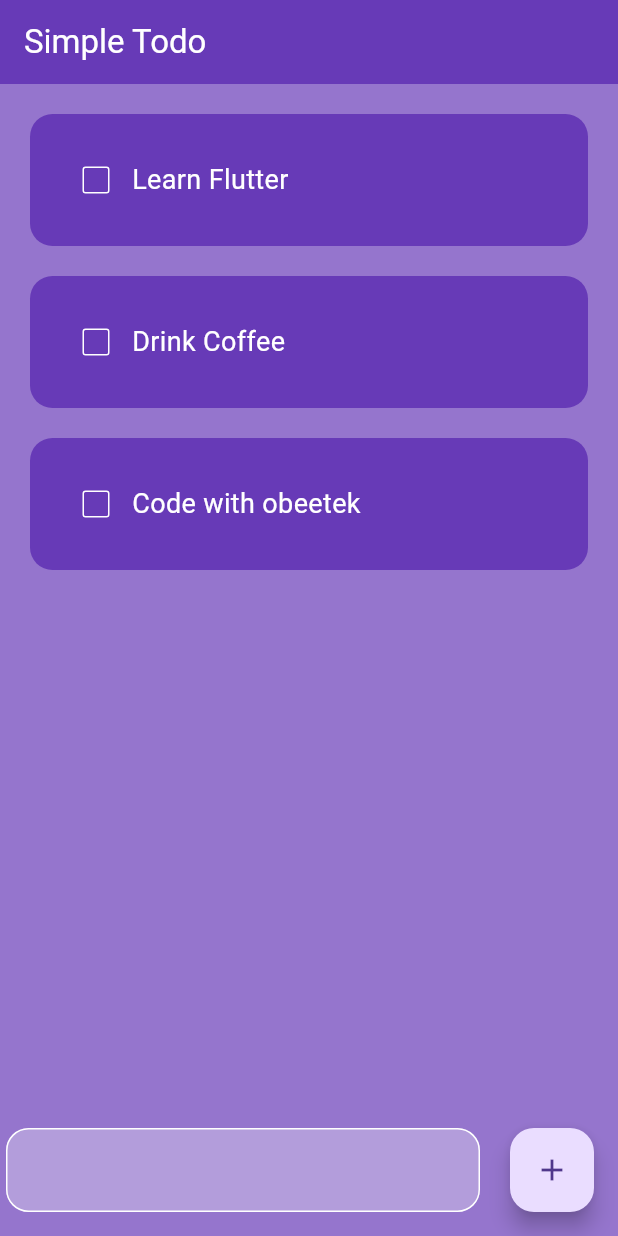
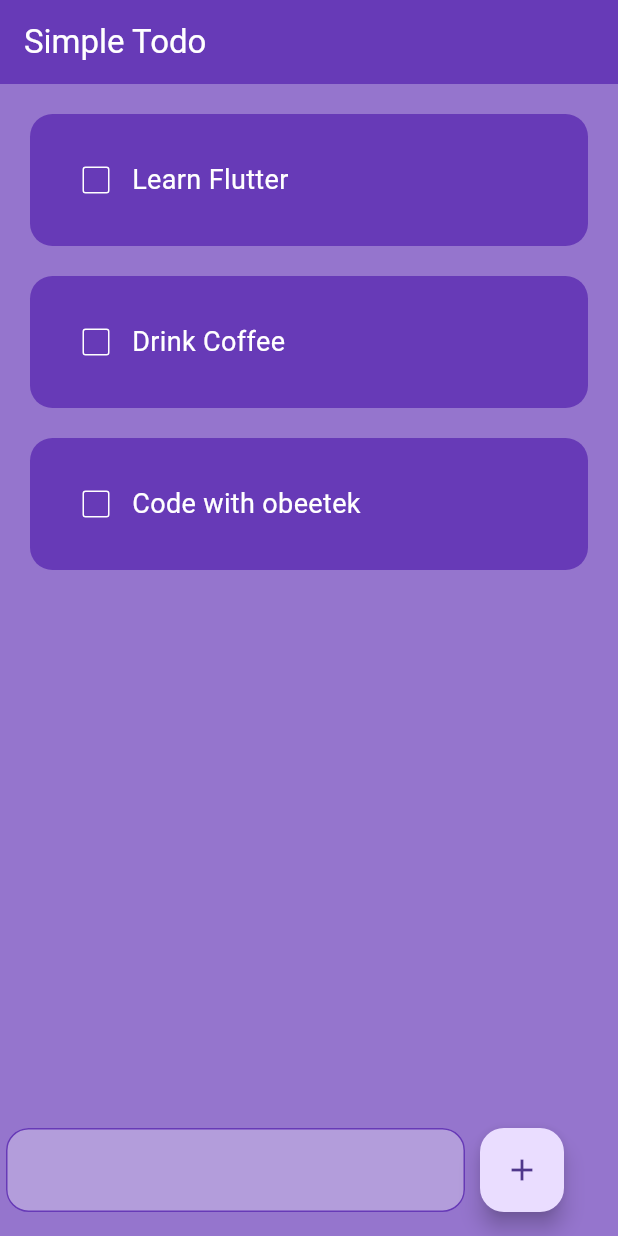
Before and after one commit to Ryuuutaaa/toDoList-flutter, a Flutter app: the screen it shows after launch, on a phone screen of 412 x 824 dp. Run offline on Flutter 3.47's test engine with Material 3 defaults, Android fonts, the phone set to English and light mode, and no system bars.

Commit message:
refactor : addjustment error in main.dart

```diff
--- a/lib/pages/home_page.dart
+++ b/lib/pages/home_page.dart
@@ -50,20 +50,34 @@ class _HomePageState extends State<HomePage> {
           );
         },
       ),
-      floatingActionButton: Row(
+      floatingActionButton: Padding(
+        padding: const EdgeInsets.symmetric(horizontal: 20),
+        child: Row(
+          mainAxisSize: MainAxisSize.min, // Untuk menyesuaikan ukuran anak widget
           children: [
             Expanded(
-              child: Padding(
-            padding: const EdgeInsets.symmetric(horizontal: 20),
               child: TextField(
-              decoration: InputDecoration(filled: true, fillColor: Colors.deepPurple.shade200, enabledBorder: OutlineInputBorder(borderSide: BorderSide(color: Colors.white), borderRadius: BorderRadius.circular(15)), focusedBorder: OutlineInputBorder(borderSide: BorderSide(color: Colors.white), borderRadius: BorderRadius.circular(15))),
+                decoration: InputDecoration(
+                  filled: true,
+                  fillColor: Colors.deepPurple.shade200,
+                  enabledBorder: OutlineInputBorder(
+                    borderSide: const BorderSide(color: Colors.deepPurple),
+                    borderRadius: BorderRadius.circular(15),
                   ),
-          )),
+                  focusedBorder: OutlineInputBorder(
+                    borderSide: const BorderSide(color: Colors.white),
+                    borderRadius: BorderRadius.circular(15),
+                  ),
+                ),
+              ),
+            ),
+            const SizedBox(width: 10), // Tambahkan spasi antara TextField dan FAB
             FloatingActionButton(
               onPressed: () {},
-            child: Icon(Icons.add),
+              child: const Icon(Icons.add),
             ),
           ],
+        ),
       ),
     );
   }
--- a/pubspec.yaml
+++ b/pubspec.yaml
@@ -45,7 +45,7 @@ dev_dependencies:
   # activated in the `analysis_options.yaml` file located at the root of your
   # package. See that file for information about deactivating specific lint
   # rules and activating additional ones.
-  flutter_lints: ^4.0.0
+  flutter_lints: ^5.0.0
 
 # For information on the generic Dart part of this file, see the
 # following page: https://dart.dev/tools/pub/pubspec
```
Also changed, not shown: pubspec.lock. Lines whose indentation alone changed are shown as unchanged.
